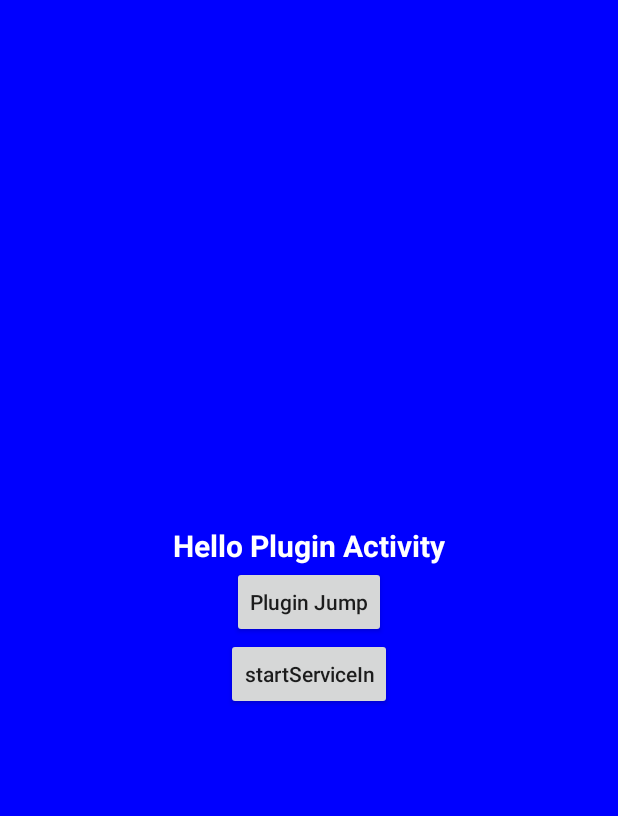
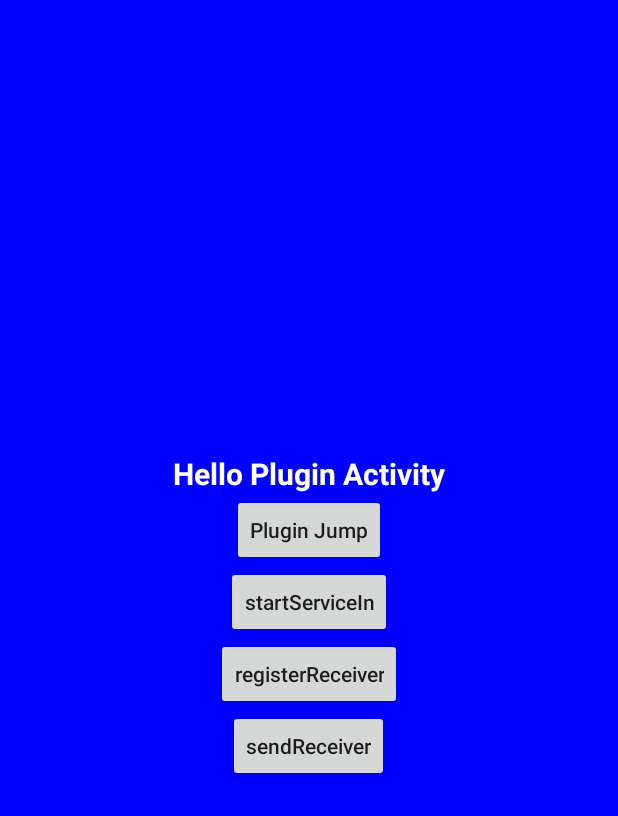
Before and after one commit to WDevaloper/LearnExamples, an Android app: the screen it shows after launch (PlaceholderTaoMainActivity), on a phone screen of 412 x 824 dp. Shown: the top 816 px of the screen. Run offline under Robolectric (Android 15) with nearby library versions, the phone set to English and light mode, and no system bars.

Commit message:
plugin service

```diff
--- a/placeholder-pluginhost/src/main/java/com/github/plug_in/ProxyActivity.java
+++ b/placeholder-pluginhost/src/main/java/com/github/plug_in/ProxyActivity.java
@@ -1,9 +1,11 @@
 package com.github.plug_in;
 
 import android.app.Activity;
+import android.content.BroadcastReceiver;
 import android.content.ComponentName;
 import android.content.Context;
 import android.content.Intent;
+import android.content.IntentFilter;
 import android.content.res.Resources;
 import android.os.Bundle;
 import android.util.Log;
--- a/placeholder-plugintaopp/src/main/AndroidManifest.xml
+++ b/placeholder-plugintaopp/src/main/AndroidManifest.xml
@@ -21,7 +21,6 @@
 
         <!--为什么需要注册？因为如果你不是以插件的形式运行就会保存-->
         <activity android:name=".SecondActivity" />
-
         <service android:name=".PlaceholderService" />
     </application>
 
--- a/placeholder-plugintaopp/src/main/res/layout/placeholder_activity_tao_main.xml
+++ b/placeholder-plugintaopp/src/main/res/layout/placeholder_activity_tao_main.xml
@@ -46,4 +46,28 @@
         app:layout_constraintTop_toTopOf="parent" />
 
 
+    <Button
+        android:id="@+id/registerReceiver"
+        android:layout_width="wrap_content"
+        android:layout_height="wrap_content"
+        android:text="registerReceiver"
+        android:textAllCaps="false"
+        app:layout_constraintBottom_toBottomOf="parent"
+        app:layout_constraintLeft_toLeftOf="parent"
+        app:layout_constraintRight_toRightOf="parent"
+        app:layout_constraintTop_toTopOf="parent" />
+
+
+    <Button
+        android:id="@+id/sendReceiver"
+        android:layout_width="wrap_content"
+        android:layout_height="wrap_content"
+        android:text="sendReceiver"
+        android:textAllCaps="false"
+        app:layout_constraintBottom_toBottomOf="parent"
+        app:layout_constraintLeft_toLeftOf="parent"
+        app:layout_constraintRight_toRightOf="parent"
+        app:layout_constraintTop_toTopOf="parent" />
+
+
 </LinearLayout>
```
Also changed, not shown: placeholder-pluginhost/src/main/java/com/github/plug_in/PlaceholderHostActivity.java (+10 -1 lines), placeholder-pluginhost/src/main/res/layout/placeholder_activity_plugin.xml (+21 -3 lines), placeholder-plugintaopp/src/main/java/com/github/plugintaopp/BaseActivity.java (+21 -0 lines), placeholder-plugintaopp/src/main/java/com/github/plugintaopp/BaseReceiver.java (added, +20 -0 lines), placeholder-plugintaopp/src/main/java/com/github/plugintaopp/BaseService.java (+23 -0 lines), placeholder-plugintaopp/src/main/java/com/github/plugintaopp/PlaceholderReceiver.java (added, +12 -0 lines), placeholder-plugintaopp/src/main/java/com/github/plugintaopp/PlaceholderTaoMainActivity.java (+19 -0 lines), placeholder-plugintstand/src/main/java/com/github/plugintstand/ReceiverInterface.java (added, +11 -0 lines).
